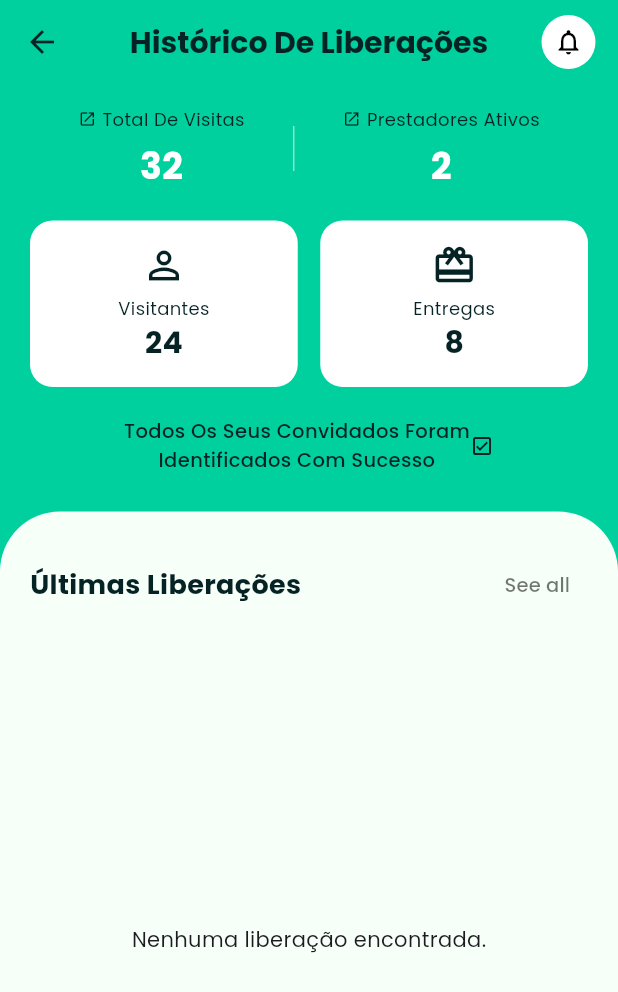
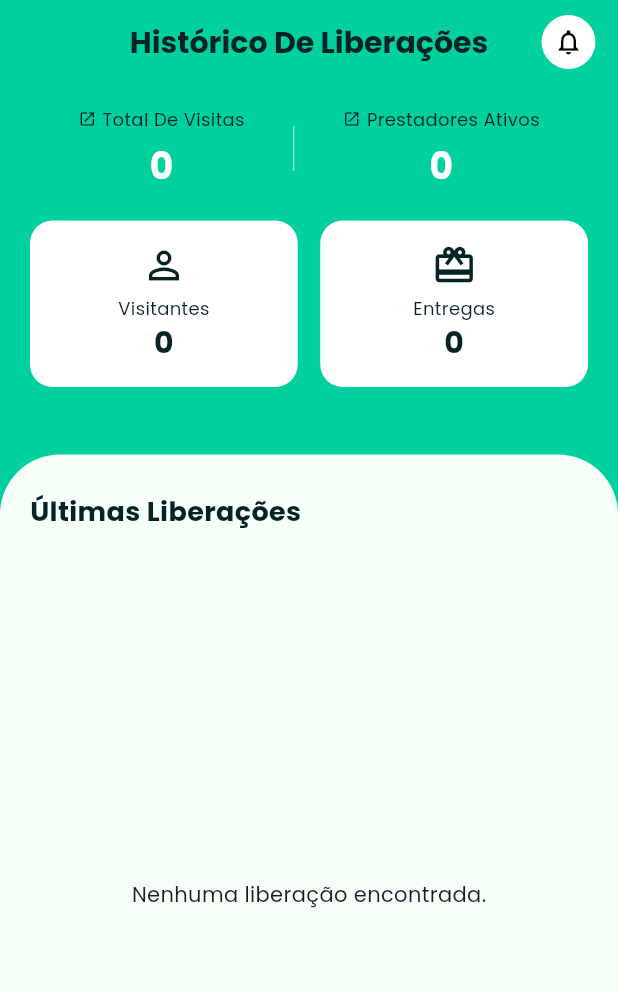
Before and after one commit to guilhermedmd/EMEL---administracao-condominios, a Flutter app: the TelaHistoricoLiberacoes screen opened directly, after a tap on the "notifications none" icon, on a phone screen of 412 x 824 dp. Shown: the top 992 px of the screen. Run offline on Flutter 3.47's test engine with Material 3 defaults, Android fonts, the phone set to English and light mode, and no system bars; our stand-ins replace flutter_dotenv, google_fonts, hive_ce, hive_ce_flutter, supabase_flutter; accounts and stored records are empty.

Commit message:
Funcionalidades da tela de histórico e funcionalidades para tela home do visitante

```diff
--- a/lib/Controllers/notificacaoController.dart
+++ b/lib/Controllers/notificacaoController.dart
@@ -13,4 +13,9 @@ class Notificacaocontroller {
 
   }
 
+  Future<int> buscarQtdeEntregas(int idMorador)async{
+    int qtdeEntregas = await notificacoesService.buscarQtdeEntregas(idMorador);
+    return qtdeEntregas;
+  }
+
 }
--- a/lib/Controllers/visita_controller.dart
+++ b/lib/Controllers/visita_controller.dart
@@ -23,4 +23,24 @@ class VisitaController {
 
     await visitaService.cadastrarVisita(visita, idVisitante);
   }
+
+  Future<int> buscarQtdeVisitas(int idMorador)async{
+    int qtdeVisitas = await visitaService.buscarQtdeVisitas(idMorador);
+    return qtdeVisitas;
+  }
+
+  Future<int> buscarQtdeVisitantes(int idMorador)async{
+    int qtdeVisitantes = await visitaService.buscarQtdeVisitantes(idMorador);
+    return qtdeVisitantes;
+  }
+
+  Future<int> buscarQtdePrestadoresServico(int idMorador)async{
+    int qtdePrestadores = await visitaService.buscarqtdePrestadoresServico(idMorador);
+    return qtdePrestadores;
+  }
+
+   Future<List<dynamic>> buscarVisitasAgendadas(int idVisitante) async{
+    List<dynamic> visitasAgendadas = await visitaService.buscarVisitasAgendadas(idVisitante);
+    return visitasAgendadas;
+  }
 }
--- a/lib/main.dart
+++ b/lib/main.dart
@@ -1,9 +1,11 @@
 import 'package:emel/models/notificacao.dart';
 import 'package:emel/pages/cadastro_visitante.dart';
+import 'package:emel/pages/historico_liberacoes_page.dart';
 import 'package:emel/pages/home.dart';
 import 'package:emel/pages/notificacao.dart';
 import 'package:emel/pages/perfil/perfil_page.dart';
 import 'package:emel/pages/splash_page.dart';
+import 'package:emel/pages/visitante/home_visitante_page.dart';
 import 'package:emel/repository/morador_repository.dart';
 import 'package:emel/sessionRepository/moradia_session.dart';
 import 'package:emel/sessionRepository/notificacao_session.dart';
--- a/lib/pages/historico_liberacoes_page.dart
+++ b/lib/pages/historico_liberacoes_page.dart
@@ -1,6 +1,10 @@
+import 'package:emel/controllers/notificacaoController.dart';
+import 'package:emel/controllers/visita_controller.dart';
+import 'package:emel/sessionRepository/usuario_session.dart';
 import 'package:flutter/material.dart';
 import 'package:intl/intl.dart';
 import 'package:intl/date_symbol_data_local.dart';
+import 'package:provider/provider.dart';
 import 'package:supabase_flutter/supabase_flutter.dart';
 
 class TelaHistoricoLiberacoes extends StatefulWidget {
@@ -12,11 +16,35 @@ class TelaHistoricoLiberacoes extends StatefulWidget {
 }
 
 class _TelaHistoricoLiberacoesState extends State<TelaHistoricoLiberacoes> {
+  final VisitaController _visitaController = VisitaController();
+  final Notificacaocontroller _notificacaocontroller = Notificacaocontroller();
+  int _qtdeVisitas = 0;
+  int _qtdePrestadores = 0;
+  int _qtdeVisitantes = 0;
+  int _qtdeEntregas = 0;
+
+Future<void> carregarEstatisticas()async{
+            UsuarioSession sessionUsuario = context.read<UsuarioSession>();
+            int idMorador = sessionUsuario.idMorador;
+            int qtdeVisitas = await _visitaController.buscarQtdeVisitas(1);
+            int qtdePrestadores = await _visitaController.buscarQtdePrestadoresServico(1);
+            int qtdeVisitantes = await _visitaController.buscarQtdeVisitantes(1);
+            int qtdeEntregas = await _notificacaocontroller.buscarQtdeEntregas(1);
+            setState(() {
+              _qtdeVisitas = qtdeVisitas;
+              _qtdePrestadores = qtdePrestadores;
+              _qtdeVisitantes = qtdeVisitantes;
+              _qtdeEntregas = qtdeEntregas;
+            });
+  }
   @override
   void initState() {
     super.initState();
     initializeDateFormatting('pt_BR', null);
+    carregarEstatisticas();
   }
+
+
 
   Future<List<Map<String, dynamic>>> _buscarHistorico() async {
     try {
@@ -25,19 +53,35 @@ class _TelaHistoricoLiberacoesState extends State<TelaHistoricoLiberacoes> {
       // 1. Mudamos para .select('*') para evitar erros de relacionamento agora
       final response = await supabase
     .from('visita')
-          .select('*')
-          .order('data_hora_entrada', ascending: false);
+    .select('''
+      data_hora_entrada,
+      tipo,
+      observacao,
+      participantes_visita(
+        visitante(
+          nome
+        )
+      )
+    ''')
+    .eq('id_morador_fk', 1)
+    .not('data_hora_saida', 'is', null);
 
       final List<dynamic> data = response as List<dynamic>;
 
       // 2. Substitua o mapa antigo por este novo:
      return data.map((item) {
+  String nome = 'Sem nome';
+
+  if (item['participantes_visita'] != null &&
+      item['participantes_visita'].isNotEmpty) {
+    nome = item['participantes_visita'][0]['visitante']['nome'] ?? 'Sem nome';
+  }
+
   return {
-          // Aqui usamos o ID (chave estrangeira) pois o nome do visitante ainda não veio
-          "nome": "Visitante ID: ${item['id_visitante_fk'] ?? 'Sem ID'}",
+    "nome": nome,
     "data": _formatarData(item['data_hora_entrada']),
     "categoria": item['tipo'] ?? 'Outros',
-          "status": 'Concluído',
+    "status": item["observacao"],
     "icone": _obterIconePorCategoria(item['tipo']),
   };
 }).toList();
@@ -85,10 +129,7 @@ class _TelaHistoricoLiberacoesState extends State<TelaHistoricoLiberacoes> {
     return Scaffold(
       backgroundColor: const Color(0xFF00D09E), // Fundo verde superior
       appBar: AppBar(
-        leading: IconButton(
-          icon: const Icon(Icons.arrow_back, color: Color(0xFF052224)),
-          onPressed: () {}, // Ação de voltar
-        ),
+        automaticallyImplyLeading: false,
         title: const Text(
           "Histórico De Liberações",
           style: TextStyle(
@@ -129,9 +170,9 @@ class _TelaHistoricoLiberacoesState extends State<TelaHistoricoLiberacoes> {
                 Row(
                   mainAxisAlignment: MainAxisAlignment.spaceEvenly,
                   children: [
-                    _infoText("Total De Visitas", "32"),
+                    _infoText("Total De Visitas", "$_qtdeVisitas"),
                     Container(height: 30, width: 1, color: Colors.white54),
-                    _infoText("Prestadores Ativos", "2"),
+                    _infoText("Prestadores Ativos", "$_qtdePrestadores"),
                   ],
                 ),
                 const SizedBox(height: 20),
@@ -143,37 +184,18 @@ class _TelaHistoricoLiberacoesState extends State<TelaHistoricoLiberacoes> {
                       child: _cardInfo(
                         Icons.person_outline,
                         "Visitantes",
-                        "24",
+                        "$_qtdeVisitantes",
                       ),
                     ),
                     const SizedBox(width: 15),
                     Expanded(
-                      child: _cardInfo(Icons.card_giftcard, "Entregas", "8"),
+                      child: _cardInfo(Icons.card_giftcard, "Entregas", "$_qtdeEntregas"),
                     ),
                   ],
                 ),
                 const SizedBox(height: 20),
 
-                // Mensagem de sucesso
-                const Row(
-                  mainAxisAlignment: MainAxisAlignment.center,
-                  children: [
-                    Text(
-                      "Todos Os Seus Convidados Foram\nIdentificados Com Sucesso ",
-                      textAlign: TextAlign.center,
-                      style: TextStyle(
-                        color: Color(0xFF052224),
-                        fontWeight: FontWeight.w500,
-                        fontSize: 13,
-                      ),
-                    ),
-                    Icon(
-                      Icons.check_box_outlined,
-                      size: 16,
-                      color: Color(0xFF052224),
-                    ),
-                  ],
-                ),
+
               ],
             ),
           ),
@@ -204,13 +226,6 @@ class _TelaHistoricoLiberacoesState extends State<TelaHistoricoLiberacoes> {
                           fontSize: 18,
                           fontWeight: FontWeight.bold,
                           color: Color(0xFF052224),
-                        ),
-                      ),
-                      TextButton(
-                        onPressed: () {},
-                        child: const Text(
-                          "See all",
-                          style: TextStyle(color: Colors.black54, fontSize: 13),
                         ),
                       ),
                     ],
--- a/lib/repository/notificacao_repository.dart
+++ b/lib/repository/notificacao_repository.dart
@@ -36,14 +36,16 @@ class NotificacaoRepository {
     return notificacoes;
   }
 
-  Future<int> buscarQtdEntregas(int idMorador) async {
-    final response = await supabase
-        .from("notificacao")
-        .select("id_notificacao") // Apenas selecione o campo, sem FetchOptions
-        .eq("id_morador_fk", idMorador)
-        .eq("tipo", "entrega")
-        .count(CountOption.exact); // A contagem acontece aqui
+  Future<int> buscarQtdeEntregas(int idMorador) async{
+    final responseEntregas = await supabase
+    .from('notificacao')
+    .select('id_notificacao')
+    .eq('tipo', 'Entrega')
+    .eq('id_morador_fk', idMorador)
+    .count(CountOption.exact);
+    print("entregas: ${responseEntregas.count}");
+    final qtdeEntregas = responseEntregas.count;
 
-    return (response.count ?? 0).toInt();
+    return qtdeEntregas;
   }
 }
--- a/lib/repository/visita_repository.dart
+++ b/lib/repository/visita_repository.dart
@@ -16,41 +16,59 @@ class VisitaRepository {
     });
   }
 
-  // Adicione em VisitaRepository ou em um novo repositório
-  // Para Estatísticas Gerais
-  Future<Map<String, int>> buscarEstatisticasGerais() async {
-    // Executamos o count dentro de um select para garantir compatibilidade
-    final totalVisitas = await supabase.from("visita").count(CountOption.exact);
-    final totalVisitantes = await supabase
-        .from("visitante")
-        .count(CountOption.exact);
+  Future<int> buscarQtdeVisitas(int idMorador) async {
+    print("Entrou em buscarQtdeVisitas");
+    final responseVisitas = await supabase
+    .from('visita')
+    .select('id_visita')
+    .eq('id_morador_fk', idMorador)
+    .count(CountOption.exact);
+    print("visitas: ${responseVisitas.count}");
 
-    return {
-      "totalVisitas":
-          totalVisitas, // Remova o .count se ele retornar o valor direto
-      "totalVisitantes": totalVisitantes,
-    };
+  final qtdeVisitas = responseVisitas.count;
+
+    return qtdeVisitas;
   }
 
-  // Para Prestadores de Serviço
-  Future<int> buscarQtdPrestadoresPorMorador(int idMorador) async {
-    final response = await supabase
-        .from("visita")
-        .select("id_visitante") // Seleciona apenas o campo que quer contar
-        .eq("id_morador", idMorador)
-        .eq("tipo_visitante", "prestador_servico")
-        .count(CountOption.exact); // Aplica a contagem na query já filtrada
+  Future<int> buscarQtdeVisitantes(int idMorador)async{
+    final responseVisitantes = await supabase
+    .from('participantes_visita')
+    .select('id_visitante_fk, visita!inner(id_morador_fk)')
+    .eq('visita.id_morador_fk', idMorador)
+    .count(CountOption.exact);
+    final qtdeVisitantes = responseVisitantes.count;
 
-    return response.count ?? 0;
+    return qtdeVisitantes;
   }
 
-  Future<List<Map<String, dynamic>>> listarHistoricoLiberacoes() async {
-  // O Supabase precisa entender o caminho: visita -> participantes_visita -> visitante
+  Future<int> buscarQtdPrestadoresPorMorador(int idMorador) async {
+    final responsePrestadores = await supabase
+    .from('visita')
+    .select('id_visita')
+    .eq('tipo', 'Prestado de serviçosr')
+    .eq('id_morador_fk', idMorador)
+    .count(CountOption.exact);
+  final qtdePrestadores = responsePrestadores.count;
+    return qtdePrestadores;
+  }
+
+  // para visitante
+  Future<List<dynamic>> buscarHistoricoVisitante(int idVisitante) async {
   final response = await supabase
-    .from('visita')
-    .select('*') // Busca só os dados da tabela visita, sem tentar relacionar com visitante
-    .order('data_hora_entrada', ascending: false);
+      .from('participantes_visita')
+      .select('''
+        visita(
+          observacao,
+          data_hora_entrada,
+          tipo,
+          morador(
+            nome
+          )
+        )
+      ''')
+      .eq('id_visitante_fk', idVisitante);
+      print(response);
 
-  return List<Map<String, dynamic>>.from(response);
+  return response;
 }
 }
--- a/lib/service/notificacoes_service.dart
+++ b/lib/service/notificacoes_service.dart
@@ -30,4 +30,9 @@ class NotificacoesService {
       }
       return (esteMes, anteriores);
     }
+
+    Future<int> buscarQtdeEntregas(int idMorador)async{
+      int qtdeEntregas = await notificacaoRepository.buscarQtdeEntregas(idMorador);
+      return qtdeEntregas;
+    }
 }
--- a/lib/service/visita_service.dart
+++ b/lib/service/visita_service.dart
@@ -7,4 +7,24 @@ class VisitaService {
   Future<void> cadastrarVisita(Visita visita, int idVisitante) async {
     await visitaRepository.cadastrarVisita(visita, idVisitante);
   }
+
+  Future<int> buscarQtdeVisitas(int idMorador)async{
+    int qtdeVisitas = await visitaRepository.buscarQtdeVisitas(idMorador);
+    return qtdeVisitas;
+  }
+
+  Future<int> buscarQtdeVisitantes(int idMorador)async{
+    int qtdeVisitantes = await visitaRepository.buscarQtdeVisitantes(idMorador);
+    return qtdeVisitantes;
+  }
+
+  Future<int> buscarqtdePrestadoresServico(int idMorador)async{
+    int qtdePrestadores = await visitaRepository.buscarQtdPrestadoresPorMorador(idMorador);
+    return qtdePrestadores;
+  }
+  Future<List<dynamic>> buscarVisitasAgendadas(int idVisitante) async{
+    List<dynamic> visitasAgendadas = await visitaRepository.buscarHistoricoVisitante(idVisitante);
+    return visitasAgendadas;
+  }
+
 }
```
Also changed, not shown: lib/pages/visitante/home_visitante_page.dart (+101 -35 lines), lib/sessionRepository/usuario_session.dart (+11 -0 lines), lib/widgets/visita_agenda_card.dart (added, +93 -0 lines). Lines whose indentation alone changed are shown as unchanged.
